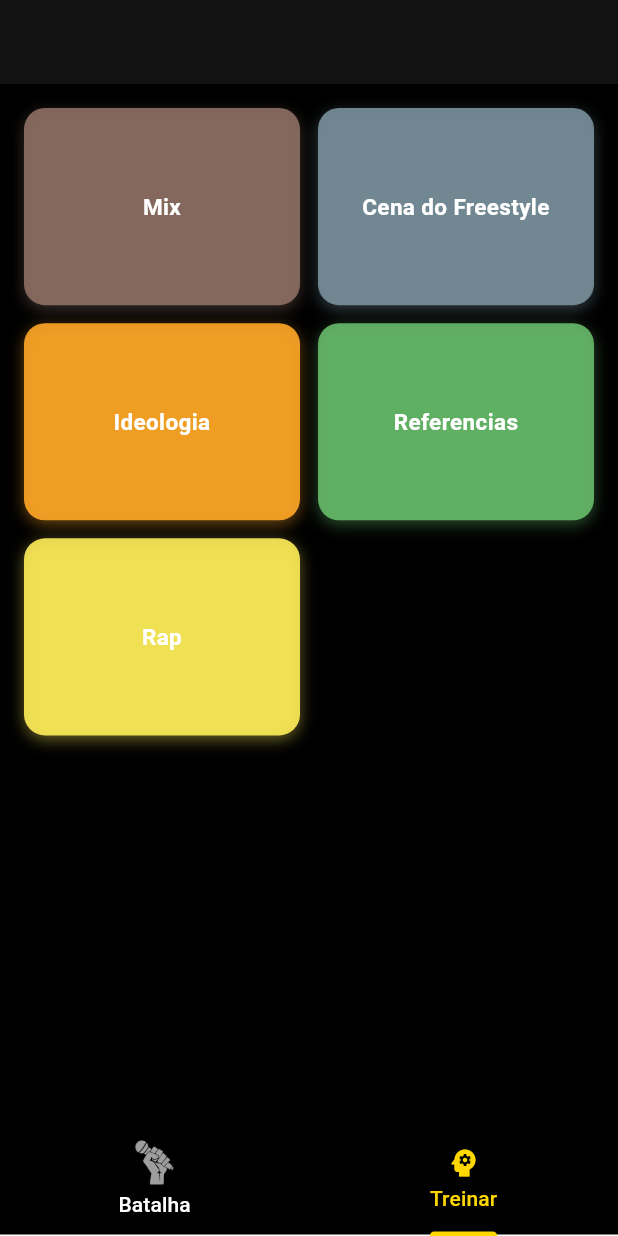
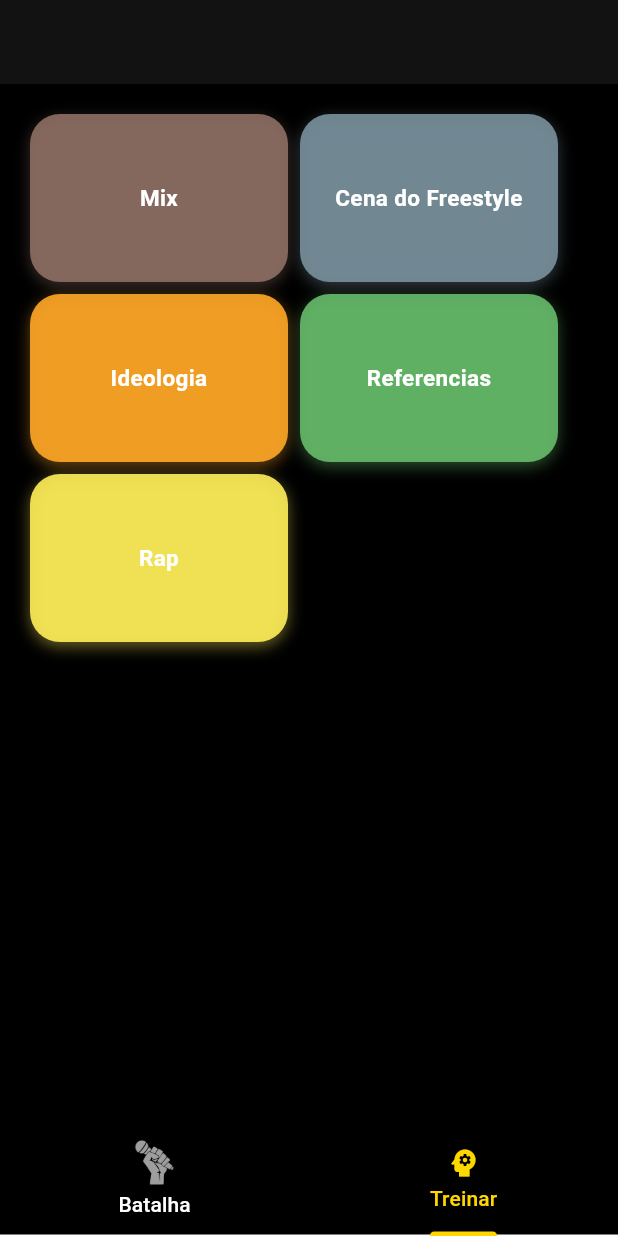
Before and after one commit to cristianmadriddev/freestylebattle, a Flutter app: the screen it shows after launch, tab 2 chosen, on a phone screen of 412 x 824 dp. Run offline on Flutter 3.47's test engine with Material 3 defaults, Android fonts, the phone set to English and light mode, and no system bars; our stand-ins replace audioplayers, equatable, flutter_bloc, google_fonts.

Commit message:
feat: change layout

```diff
--- a/app/lib/training_list/presentation/view/training_list_page.dart
+++ b/app/lib/training_list/presentation/view/training_list_page.dart
@@ -31,23 +31,20 @@ class _TrainingListPageState extends State<TrainingListPage> {
       body: BlocBuilder<TrainingListBloc, TrainingListState>(
         builder: (context, state) {
           if (state is TrainingListLoaded) {
-            return GridView.builder(
+            return Padding(
               padding: const EdgeInsets.all(16),
-              gridDelegate: const SliverGridDelegateWithFixedCrossAxisCount(
-                crossAxisCount: 2,
-                crossAxisSpacing: 12,
-                mainAxisSpacing: 12,
-                childAspectRatio: 1.4,
-              ),
-              itemCount: state.categories.length,
-              itemBuilder: (context, index) {
-                final category = state.categories[index];
+              child: Wrap(
+                children: state.categories.map((category) {
                   final color = Colors
                       .primaries[random.nextInt(Colors.primaries.length)]
                       .shade400;
 
-                return InkWell(
-                  borderRadius: BorderRadius.circular(14),
+                  return Container(
+                    padding: const EdgeInsets.all(4),
+                    height: 120,
+                    width: 180,
+                    child: InkWell(
+                      borderRadius: BorderRadius.circular(4),
                       onTap: () {
                         Navigator.of(context).push(
                           MaterialPageRoute(
@@ -65,7 +62,7 @@ class _TrainingListPageState extends State<TrainingListPage> {
                         duration: const Duration(milliseconds: 200),
                         decoration: BoxDecoration(
                           color: color.withOpacity(0.9),
-                      borderRadius: BorderRadius.circular(14),
+                          borderRadius: BorderRadius.circular(20),
                           boxShadow: [
                             BoxShadow(
                               color: color.withOpacity(0.4),
@@ -94,8 +91,10 @@ class _TrainingListPageState extends State<TrainingListPage> {
                           ),
                         ),
                       ),
+                    ),
                   );
-              },
+                }).toList(),
+              ),
             );
           }
 
```
Lines whose indentation alone changed are shown as unchanged.
